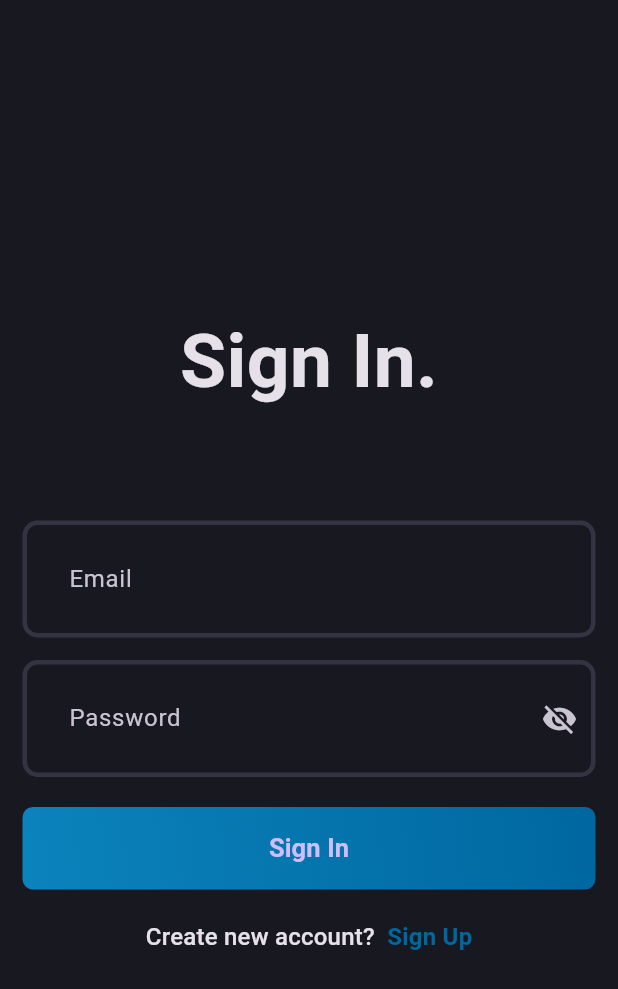
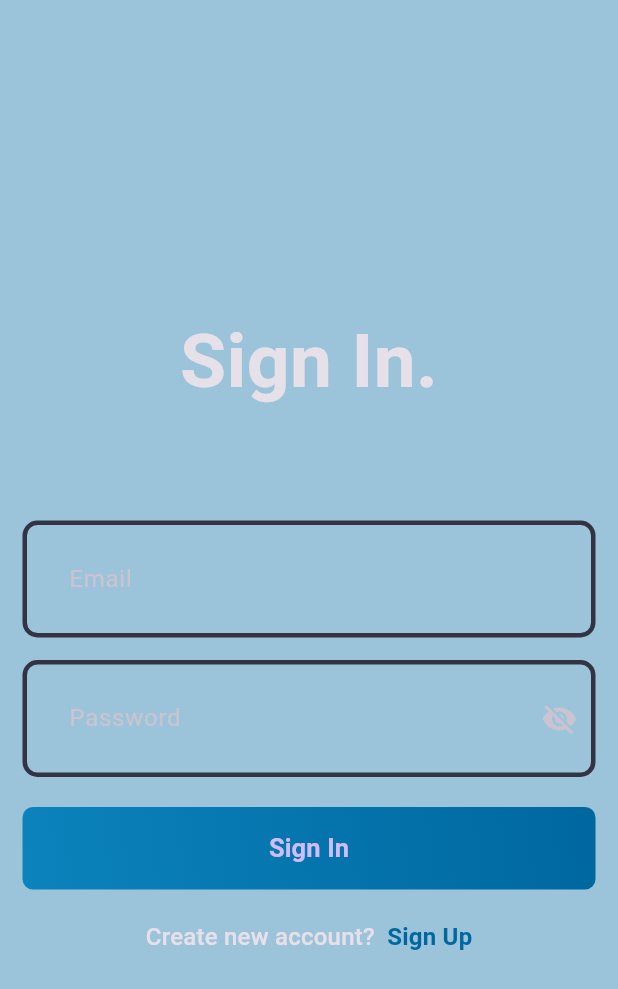
Before and after one commit to jemsonjacob/Tour, a Flutter app: the screen it shows after launch, on a phone screen of 412 x 824 dp. Shown: the top 989 px of the screen. Run offline on Flutter 3.47's test engine with Material 3 defaults, Android fonts, the phone set to English and light mode, and no system bars; our stand-ins replace dartz, dio, equatable, firebase_auth, firebase_core, flutter_bloc and 4 more; accounts and stored records are empty.

Commit message:
changed bg  color in loginpage

```diff
--- a/lib/feature/auth/domain/usecase/signup_usecase.dart
+++ b/lib/feature/auth/domain/usecase/signup_usecase.dart
@@ -7,6 +7,7 @@ import 'package:tourexplorer/feature/auth/domain/entities/user.dart';
 import 'package:tourexplorer/feature/auth/domain/repository/auth_repository.dart';
 
 class SignUpUseCase extends UseCase<UserEntity, SignUpParams> {
+  //we cant pass email,pass,name instaed we use a sibnglr class
   final AuthRepository repository;
 
   SignUpUseCase(this.repository);
@@ -21,6 +22,7 @@ class SignUpUseCase extends UseCase<UserEntity, SignUpParams> {
   }
 }
 
+//instead of passing email,pass,name as seperate we created a generic
 class SignUpParams {
   final String email;
   final String password;
--- a/lib/feature/auth/presentation/pages/login_page.dart
+++ b/lib/feature/auth/presentation/pages/login_page.dart
@@ -47,6 +47,7 @@ class _LoginPageState extends State<LoginPage> {
   @override
   Widget build(BuildContext context) {
     return Scaffold(
+      backgroundColor: AppColors.gradient2.withAlpha(100),
       body: BlocListener<AuthBloc, AuthState>(
         listener: (context, state) {
           if (state is AuthSuccess) {
--- a/lib/feature/auth/presentation/pages/signup_page.dart
+++ b/lib/feature/auth/presentation/pages/signup_page.dart
@@ -49,6 +49,7 @@ class _SignupPageState extends State<SignupPage> {
   @override
   Widget build(BuildContext context) {
     return Scaffold(
+      backgroundColor: AppColors.gradient2.withAlpha(100),
       body: BlocListener<AuthBloc, AuthState>(
         listener: (context, state) {
           if (state is AuthSuccess) {
--- a/lib/feature/profile/presentation/pages/profile_page.dart
+++ b/lib/feature/profile/presentation/pages/profile_page.dart
@@ -55,7 +55,7 @@ class ProfileScreen extends StatelessWidget {
         _buildProfileHeader(user),
         const SizedBox(height: 12),
         const AboutListTile(
-          icon: Icon(Icons.info_outline),
+          icon: Icon(Icons.info_outline, color: Colors.black),
           applicationName: "Travel Explore",
           applicationVersion: "1.0.0",
           applicationLegalese: "© 2026 Jemson Jacob",
@@ -107,6 +107,7 @@ class ProfileScreen extends StatelessWidget {
     );
   }
 
+  // ignore: unused_element
   Widget _buildProfileOption({
     required IconData icon,
     required String title,
--- a/lib/injection_container.dart
+++ b/lib/injection_container.dart
@@ -112,7 +112,7 @@ Future<void> initDependencies() async {
       authRepository: sl<AuthRepository>(),
     ),
   );
-  //to get fresh bloc
+  //to get fresh bloc registerfactory used
   sl.registerFactory<HomeBloc>(
     () => HomeBloc(
       getPlacesUseCase: sl<GetPlacesUseCase>(),
```
